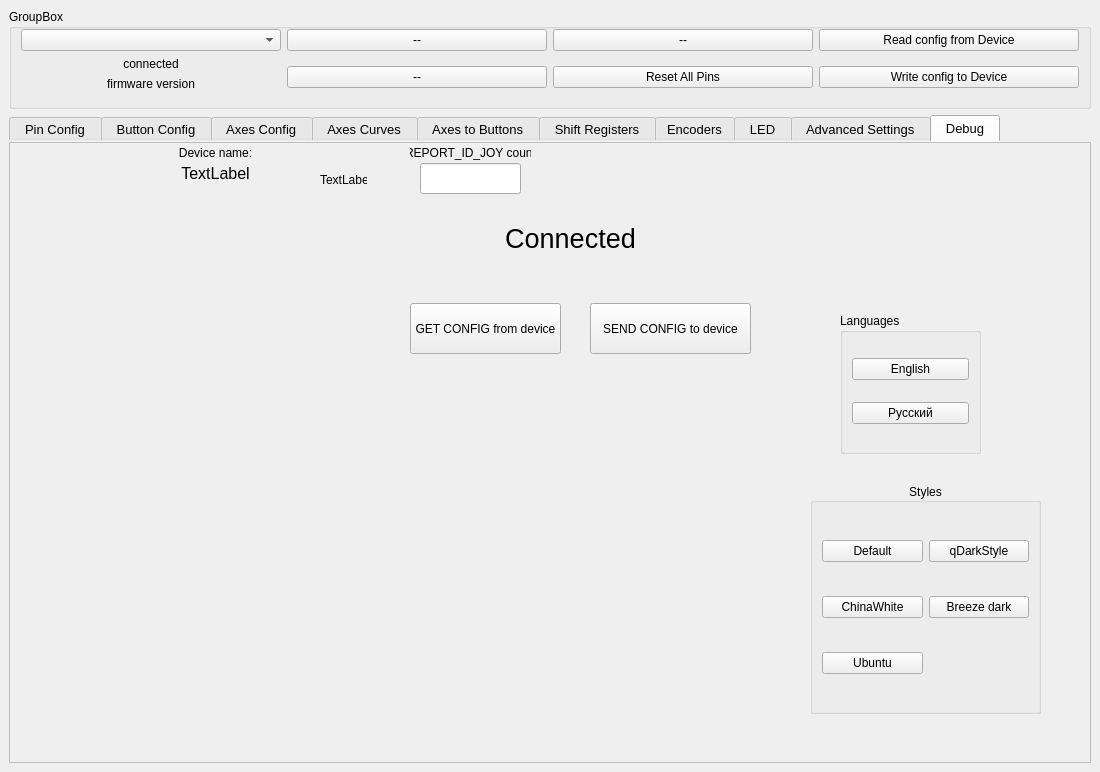
FreeJoy-Team/FreeJoyConfiguratorQt, file mainwindow.ui: the form before one commit.
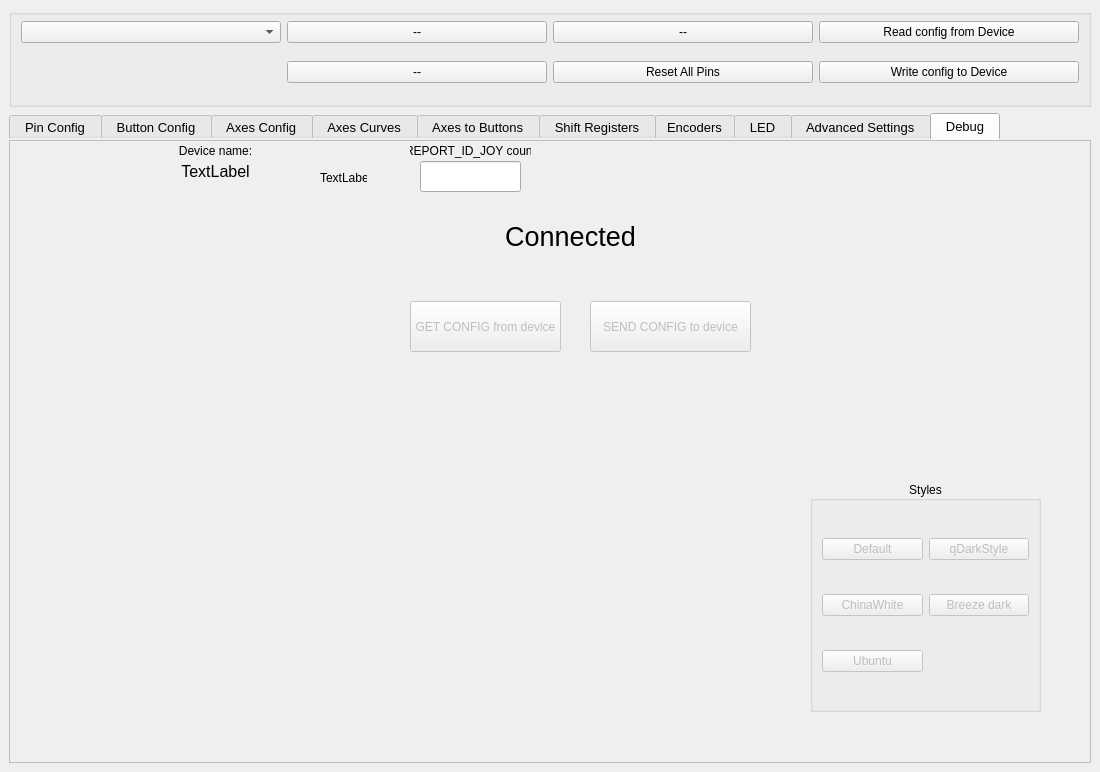
The form after the commit. The open tabs and pages were chosen to show the change. Custom widgets are drawn as their Qt base class.

Patch:
```diff
--- a/mainwindow.ui
+++ b/mainwindow.ui
@@ -35,11 +35,11 @@
          </size>
         </property>
         <property name="title">
-         <string>GroupBox</string>
+         <string/>
         </property>
-        <layout class="QGridLayout" name="gridLayout_7">
+        <layout class="QGridLayout" name="gridLayout_7" rowstretch="0,0,0,0">
          <property name="topMargin">
-          <number>0</number>
+          <number>6</number>
          </property>
          <item row="1" column="2" rowspan="3">
           <widget class="QPushButton" name="pushButton_ResetAllPins">
@@ -51,7 +51,7 @@
          <item row="2" column="0">
           <widget class="QLabel" name="label_60">
            <property name="text">
-            <string>firmware version</string>
+            <string/>
            </property>
            <property name="alignment">
             <set>Qt::AlignCenter</set>
@@ -100,9 +100,9 @@
           </widget>
          </item>
          <item row="1" column="0">
-          <widget class="QLabel" name="label_59">
+          <widget class="QLabel" name="label_DeviceStatus">
            <property name="text">
-            <string>connected</string>
+            <string/>
            </property>
            <property name="alignment">
             <set>Qt::AlignCenter</set>
@@ -345,6 +345,9 @@
         </property>
        </widget>
        <widget class="QPushButton" name="button_SendConfig">
+        <property name="enabled">
+         <bool>false</bool>
+        </property>
         <property name="geometry">
          <rect>
           <x>580</x>
@@ -374,6 +377,9 @@
         </property>
        </widget>
        <widget class="QPushButton" name="button_GetConfig">
+        <property name="enabled">
+         <bool>false</bool>
+        </property>
         <property name="geometry">
          <rect>
           <x>400</x>
@@ -402,7 +408,7 @@
          <bool>false</bool>
         </property>
        </widget>
-       <widget class="QLabel" name="label_DeviceStatus">
+       <widget class="QLabel" name="label_DebDeviceStatus">
         <property name="geometry">
          <rect>
           <x>480</x>
@@ -452,35 +458,6 @@
          <string>TextLabel</string>
         </property>
        </widget>
-       <widget class="QGroupBox" name="groupBox_2">
-        <property name="geometry">
-         <rect>
-          <x>830</x>
-          <y>170</y>
-          <width>141</width>
-          <height>141</height>
-         </rect>
-        </property>
-        <property name="title">
-         <string>Languages</string>
-        </property>
-        <layout class="QVBoxLayout" name="verticalLayout_2">
-         <item>
-          <widget class="QPushButton" name="button_EngLang">
-           <property name="text">
-            <string>English</string>
-           </property>
-          </widget>
-         </item>
-         <item>
-          <widget class="QPushButton" name="button_RusLang">
-           <property name="text">
-            <string>Русский</string>
-           </property>
-          </widget>
-         </item>
-        </layout>
-       </widget>
        <widget class="QGroupBox" name="groupBox_12">
         <property name="geometry">
          <rect>
@@ -499,6 +476,9 @@
         <layout class="QGridLayout" name="gridLayout_10">
          <item row="1" column="0">
           <widget class="QPushButton" name="pushButton_QssChinaWhite">
+           <property name="enabled">
+            <bool>false</bool>
+           </property>
            <property name="text">
             <string>ChinaWhite</string>
            </property>
@@ -506,6 +486,9 @@
          </item>
          <item row="2" column="0">
           <widget class="QPushButton" name="pushButton_QssUbuntu">
+           <property name="enabled">
+            <bool>false</bool>
+           </property>
            <property name="text">
             <string>Ubuntu</string>
            </property>
@@ -513,6 +496,9 @@
          </item>
          <item row="0" column="1">
           <widget class="QPushButton" name="pushButton_QssQDarkStyle">
+           <property name="enabled">
+            <bool>false</bool>
+           </property>
            <property name="text">
             <string>qDarkStyle</string>
            </property>
@@ -520,6 +506,9 @@
          </item>
          <item row="0" column="0">
           <widget class="QPushButton" name="pushButton_QssDefault">
+           <property name="enabled">
+            <bool>false</bool>
+           </property>
            <property name="text">
             <string>Default</string>
            </property>
@@ -527,6 +516,9 @@
          </item>
          <item row="1" column="1">
           <widget class="QPushButton" name="pushButton_QssBreezeDark">
+           <property name="enabled">
+            <bool>false</bool>
+           </property>
            <property name="text">
             <string>Breeze dark</string>
            </property>
```
Left out of the diff: 8 changed lines with no effect on the pictures.
